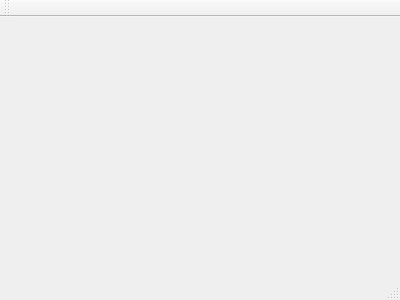
Before: the Qt Designer form sudoku/mainwindow.ui in jsanga/ProyectoLenguajes, drawn with Qt 5.
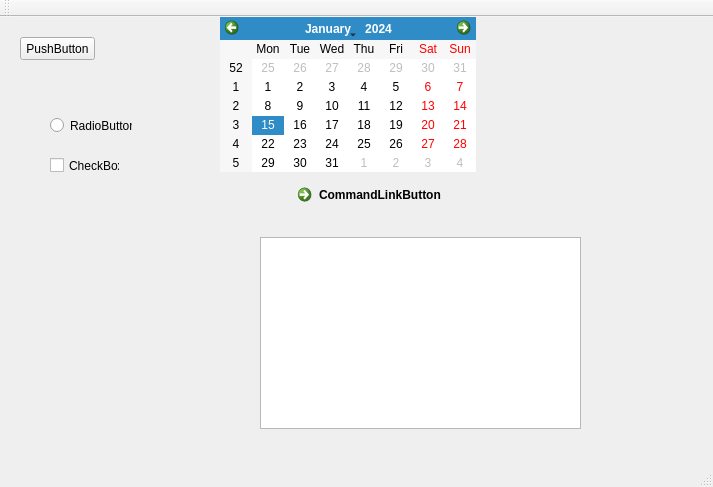
After: the same form once the commit is applied.

The edit to the form file:
```diff
--- a/sudoku/mainwindow.ui
+++ b/sudoku/mainwindow.ui
@@ -1,24 +1,112 @@
 <ui version="4.0">
  <class>MainWindow</class>
- <widget class="QMainWindow" name="MainWindow" >
-  <property name="geometry" >
+ <widget class="QMainWindow" name="MainWindow">
+  <property name="geometry">
    <rect>
     <x>0</x>
     <y>0</y>
-    <width>400</width>
-    <height>300</height>
+    <width>713</width>
+    <height>487</height>
    </rect>
   </property>
   <property name="windowTitle" >
    <string>MainWindow</string>
   </property>
-  <widget class="QMenuBar" name="menuBar" />
-  <widget class="QToolBar" name="mainToolBar" />
-  <widget class="QWidget" name="centralWidget" />
-  <widget class="QStatusBar" name="statusBar" />
+  <widget class="QWidget" name="centralWidget">
+   <widget class="QPushButton" name="pushButton">
+    <property name="geometry">
+     <rect>
+      <x>20</x>
+      <y>20</y>
+      <width>75</width>
+      <height>23</height>
+     </rect>
+    </property>
+    <property name="text">
+     <string>PushButton</string>
+    </property>
+   </widget>
+   <widget class="QCalendarWidget" name="calendarWidget">
+    <property name="geometry">
+     <rect>
+      <x>220</x>
+      <y>0</y>
+      <width>256</width>
+      <height>155</height>
+     </rect>
+    </property>
+   </widget>
+   <widget class="QRadioButton" name="radioButton">
+    <property name="geometry">
+     <rect>
+      <x>50</x>
+      <y>100</y>
+      <width>82</width>
+      <height>17</height>
+     </rect>
+    </property>
+    <property name="text">
+     <string>RadioButton</string>
+    </property>
+   </widget>
+   <widget class="QCheckBox" name="checkBox">
+    <property name="geometry">
+     <rect>
+      <x>50</x>
+      <y>140</y>
+      <width>70</width>
+      <height>17</height>
+     </rect>
+    </property>
+    <property name="text">
+     <string>CheckBox</string>
+    </property>
+   </widget>
+   <widget class="QCommandLinkButton" name="commandLinkButton">
+    <property name="geometry">
+     <rect>
+      <x>290</x>
+      <y>160</y>
+      <width>172</width>
+      <height>41</height>
+     </rect>
+    </property>
+    <property name="text">
+     <string>CommandLinkButton</string>
+    </property>
+   </widget>
+   <widget class="QTableView" name="tableView">
+    <property name="geometry">
+     <rect>
+      <x>260</x>
+      <y>220</y>
+      <width>321</width>
+      <height>192</height>
+     </rect>
+    </property>
+   </widget>
+  </widget>
+  <widget class="QMenuBar" name="menuBar">
+   <property name="geometry">
+    <rect>
+     <x>0</x>
+     <y>0</y>
+     <width>713</width>
+     <height>21</height>
+    </rect>
+   </property>
+  </widget>
+  <widget class="QToolBar" name="mainToolBar">
+   <attribute name="toolBarArea">
+    <enum>TopToolBarArea</enum>
+   </attribute>
+   <attribute name="toolBarBreak">
+    <bool>false</bool>
+   </attribute>
+  </widget>
+  <widget class="QStatusBar" name="statusBar"/>
  </widget>
- <layoutDefault spacing="6" margin="11" />
- <pixmapfunction></pixmapfunction>
+ <layoutdefault spacing="6" margin="11"/>
  <resources/>
  <connections/>
 </ui>
```
Left out of the diff: 3 changed lines with no effect on the pictures.
